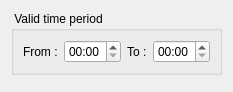
tbikfalvi/Belenus, file client/dlgvalidtimeperiodedit.ui: the form before one commit.
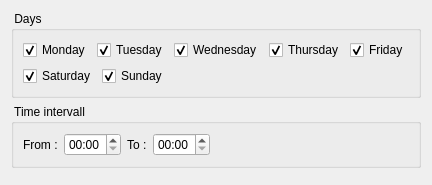
The form after the commit.

The edit to the form file:
```diff
--- a/client/dlgvalidtimeperiodedit.ui
+++ b/client/dlgvalidtimeperiodedit.ui
@@ -6,18 +6,131 @@
    <rect>
     <x>0</x>
     <y>0</y>
-    <width>215</width>
-    <height>77</height>
+    <width>395</width>
+    <height>166</height>
    </rect>
   </property>
   <property name="windowTitle">
    <string>Dialog</string>
   </property>
-  <layout class="QVBoxLayout" name="verticalLayout">
+  <layout class="QVBoxLayout" name="verticalLayout_2">
+   <item>
+    <widget class="QGroupBox" name="gbDays">
+     <property name="title">
+      <string> Days </string>
+     </property>
+     <layout class="QVBoxLayout" name="verticalLayout">
+      <item>
+       <layout class="QHBoxLayout" name="horizontalLayout_5">
+        <item>
+         <widget class="QCheckBox" name="chkMonday">
+          <property name="text">
+           <string>Monday</string>
+          </property>
+          <property name="checked">
+           <bool>true</bool>
+          </property>
+         </widget>
+        </item>
+        <item>
+         <widget class="QCheckBox" name="chkTuesday">
+          <property name="text">
+           <string>Tuesday</string>
+          </property>
+          <property name="checked">
+           <bool>true</bool>
+          </property>
+         </widget>
+        </item>
+        <item>
+         <widget class="QCheckBox" name="chkWednesday">
+          <property name="text">
+           <string>Wednesday</string>
+          </property>
+          <property name="checked">
+           <bool>true</bool>
+          </property>
+         </widget>
+        </item>
+        <item>
+         <widget class="QCheckBox" name="chkThursday">
+          <property name="text">
+           <string>Thursday</string>
+          </property>
+          <property name="checked">
+           <bool>true</bool>
+          </property>
+         </widget>
+        </item>
+        <item>
+         <widget class="QCheckBox" name="chkFriday">
+          <property name="text">
+           <string>Friday</string>
+          </property>
+          <property name="checked">
+           <bool>true</bool>
+          </property>
+         </widget>
+        </item>
+        <item>
+         <spacer name="horizontalSpacer_4">
+          <property name="orientation">
+           <enum>Qt::Horizontal</enum>
+          </property>
+          <property name="sizeHint" stdset="0">
+           <size>
+            <width>40</width>
+            <height>20</height>
+           </size>
+          </property>
+         </spacer>
+        </item>
+       </layout>
+      </item>
+      <item>
+       <layout class="QHBoxLayout" name="horizontalLayout_7">
+        <item>
+         <widget class="QCheckBox" name="chkSaturday">
+          <property name="text">
+           <string>Saturday</string>
+          </property>
+          <property name="checked">
+           <bool>true</bool>
+          </property>
+         </widget>
+        </item>
+        <item>
+         <widget class="QCheckBox" name="chkSunday">
+          <property name="text">
+           <string>Sunday</string>
+          </property>
+          <property name="checked">
+           <bool>true</bool>
+          </property>
+         </widget>
+        </item>
+        <item>
+         <spacer name="horizontalSpacer_5">
+          <property name="orientation">
+           <enum>Qt::Horizontal</enum>
+          </property>
+          <property name="sizeHint" stdset="0">
+           <size>
+            <width>40</width>
+            <height>20</height>
+           </size>
+          </property>
+         </spacer>
+        </item>
+       </layout>
+      </item>
+     </layout>
+    </widget>
+   </item>
    <item>
     <widget class="QGroupBox" name="gbTimePeriod">
      <property name="title">
-      <string> Valid time period </string>
+      <string> Time intervall </string>
      </property>
      <layout class="QHBoxLayout" name="horizontalLayout">
       <item>
@@ -60,6 +173,19 @@
         </property>
        </widget>
       </item>
+      <item>
+       <spacer name="horizontalSpacer">
+        <property name="orientation">
+         <enum>Qt::Horizontal</enum>
+        </property>
+        <property name="sizeHint" stdset="0">
+         <size>
+          <width>40</width>
+          <height>20</height>
+         </size>
+        </property>
+       </spacer>
+      </item>
      </layout>
     </widget>
    </item>
```
